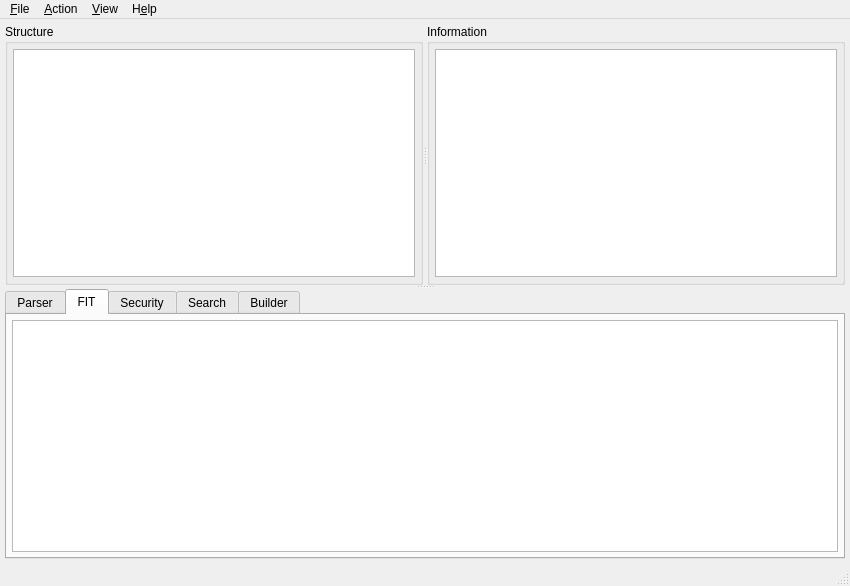
This is UEFITool/uefitool.ui in ZSKYC/UEFITool as Qt 5 draws it before an edit. The edited form follows.
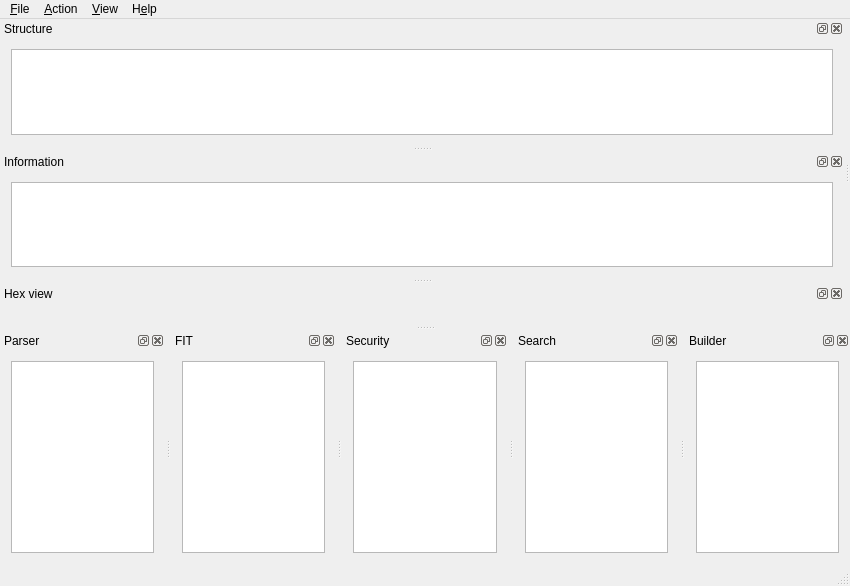
This is the edited form. The open tabs and pages were chosen to show the change.

Commit message: Refactored UI with docks, added hex view dock with header (if exists) highlighting, fixed typos "recusrively"

Patch:
```diff
--- a/UEFITool/uefitool.ui
+++ b/UEFITool/uefitool.ui
@@ -24,56 +24,45 @@
   </property>
   <widget class="QWidget" name="centralWidget">
    <property name="sizePolicy">
-    <sizepolicy hsizetype="Expanding" vsizetype="Expanding">
+    <sizepolicy hsizetype="Ignored" vsizetype="Ignored">
      <horstretch>0</horstretch>
      <verstretch>0</verstretch>
     </sizepolicy>
    </property>
-   <layout class="QHBoxLayout" name="horizontalLayout1">
-    <property name="spacing">
-     <number>0</number>
-    </property>
-    <property name="leftMargin">
-     <number>5</number>
-    </property>
-    <property name="topMargin">
-     <number>5</number>
-    </property>
-    <property name="rightMargin">
-     <number>5</number>
-    </property>
-    <property name="bottomMargin">
-     <number>5</number>
-    </property>
-    <item>
-     <widget class="QSplitter" name="messagesSplitter">
-      <property name="orientation">
-       <enum>Qt::Vertical</enum>
-      </property>
-      <widget class="QSplitter" name="infoSplitter">
-       <property name="orientation">
-        <enum>Qt::Horizontal</enum>
-       </property>
-       <widget class="QGroupBox" name="structureGroupBox">
-        <property name="title">
+   <property name="minimumSize">
+    <size>
+     <width>0</width>
+     <height>0</height>
+    </size>
+   </property>
+   <property name="maximumSize">
+    <size>
+     <width>0</width>
+     <height>16777215</height>
+    </size>
+   </property>
+   <property name="focusPolicy">
+    <enum>Qt::FocusPolicy::NoFocus</enum>
+   </property>
+  </widget>
+  <widget class="QDockWidget" name="structureTreeDock">
+   <property name="floating">
+    <bool>false</bool>
+   </property>
+   <property name="features">
+    <set>QDockWidget::DockWidgetFeature::DockWidgetClosable|QDockWidget::DockWidgetFeature::DockWidgetFloatable|QDockWidget::DockWidgetFeature::DockWidgetMovable</set>
+   </property>
+   <property name="allowedAreas">
+    <set>Qt::DockWidgetArea::LeftDockWidgetArea|Qt::DockWidgetArea::RightDockWidgetArea|Qt::DockWidgetArea::TopDockWidgetArea</set>
+   </property>
+   <property name="windowTitle">
          <string>Structure</string>
         </property>
-        <layout class="QHBoxLayout" name="horizontalLayout2">
-         <property name="spacing">
-          <number>0</number>
-         </property>
-         <property name="leftMargin">
-          <number>5</number>
-         </property>
-         <property name="topMargin">
-          <number>5</number>
-         </property>
-         <property name="rightMargin">
-          <number>5</number>
-         </property>
-         <property name="bottomMargin">
-          <number>5</number>
-         </property>
+   <attribute name="dockWidgetArea">
+    <number>1</number>
+   </attribute>
+   <widget class="QWidget" name="structureTreeWidgetContents">
+    <layout class="QVBoxLayout" name="verticalLayout">
          <item>
           <widget class="QTreeView" name="structureTreeView">
            <property name="sizePolicy">
@@ -101,26 +90,22 @@
          </item>
         </layout>
        </widget>
-       <widget class="QGroupBox" name="infoGroupBox">
-        <property name="title">
+  </widget>
+  <widget class="QDockWidget" name="infoDock">
+   <property name="features">
+    <set>QDockWidget::DockWidgetFeature::DockWidgetClosable|QDockWidget::DockWidgetFeature::DockWidgetFloatable|QDockWidget::DockWidgetFeature::DockWidgetMovable</set>
+   </property>
+   <property name="allowedAreas">
+    <set>Qt::DockWidgetArea::AllDockWidgetAreas</set>
+   </property>
+   <property name="windowTitle">
          <string>Information</string>
         </property>
-        <layout class="QHBoxLayout" name="horizontalLayout3">
-         <property name="spacing">
-          <number>0</number>
-         </property>
-         <property name="leftMargin">
-          <number>5</number>
-         </property>
-         <property name="topMargin">
-          <number>5</number>
-         </property>
-         <property name="rightMargin">
-          <number>5</number>
-         </property>
-         <property name="bottomMargin">
-          <number>5</number>
-         </property>
+   <attribute name="dockWidgetArea">
+    <number>1</number>
+   </attribute>
+   <widget class="QWidget" name="infoWidgetContents">
+    <layout class="QVBoxLayout" name="verticalLayout_2">
          <item>
           <widget class="QPlainTextEdit" name="infoEdit">
            <property name="acceptDrops">
@@ -137,33 +122,21 @@
         </layout>
        </widget>
       </widget>
-      <widget class="QTabWidget" name="messagesTabWidget">
-       <property name="enabled">
-        <bool>true</bool>
-       </property>
-       <property name="currentIndex">
-        <number>0</number>
-       </property>
-       <widget class="QWidget" name="parserTab">
-        <attribute name="title">
+  <widget class="QDockWidget" name="parserMessagesDock">
+   <property name="features">
+    <set>QDockWidget::DockWidgetFeature::DockWidgetClosable|QDockWidget::DockWidgetFeature::DockWidgetFloatable|QDockWidget::DockWidgetFeature::DockWidgetMovable</set>
+   </property>
+   <property name="allowedAreas">
+    <set>Qt::DockWidgetArea::AllDockWidgetAreas</set>
+   </property>
+   <property name="windowTitle">
          <string>Parser</string>
-        </attribute>
-        <layout class="QHBoxLayout" name="horizontalLayout4">
-         <property name="spacing">
-          <number>0</number>
-         </property>
-         <property name="leftMargin">
-          <number>5</number>
-         </property>
-         <property name="topMargin">
-          <number>5</number>
-         </property>
-         <property name="rightMargin">
-          <number>5</number>
-         </property>
-         <property name="bottomMargin">
-          <number>5</number>
-         </property>
+   </property>
+   <attribute name="dockWidgetArea">
+    <number>8</number>
+   </attribute>
+   <widget class="QWidget" name="parserMessagesWidgetContents">
+    <layout class="QVBoxLayout" name="verticalLayout_3">
          <item>
           <widget class="QListWidget" name="parserMessagesListWidget">
            <property name="mouseTracking">
@@ -173,59 +146,43 @@
          </item>
         </layout>
        </widget>
-       <widget class="QWidget" name="fitTab">
-        <attribute name="title">
+  </widget>
+  <widget class="QDockWidget" name="fitDock">
+   <property name="features">
+    <set>QDockWidget::DockWidgetFeature::DockWidgetClosable|QDockWidget::DockWidgetFeature::DockWidgetFloatable|QDockWidget::DockWidgetFeature::DockWidgetMovable</set>
+   </property>
+   <property name="allowedAreas">
+    <set>Qt::DockWidgetArea::AllDockWidgetAreas</set>
+   </property>
+   <property name="windowTitle">
          <string>FIT</string>
-        </attribute>
-        <layout class="QHBoxLayout" name="horizontalLayout5">
-         <property name="spacing">
-          <number>0</number>
-         </property>
-         <property name="leftMargin">
-          <number>5</number>
-         </property>
-         <property name="topMargin">
-          <number>5</number>
-         </property>
-         <property name="rightMargin">
-          <number>5</number>
-         </property>
-         <property name="bottomMargin">
-          <number>5</number>
-         </property>
+   </property>
+   <attribute name="dockWidgetArea">
+    <number>8</number>
+   </attribute>
+   <widget class="QWidget" name="fitWidgetContents">
+    <layout class="QVBoxLayout" name="verticalLayout_4">
          <item>
-          <widget class="QSplitter" name="splitter">
-           <property name="orientation">
-            <enum>Qt::Horizontal</enum>
-           </property>
            <widget class="QTableWidget" name="fitTableWidget"/>
-          </widget>
          </item>
         </layout>
        </widget>
-       <widget class="QWidget" name="securityTab">
-        <property name="enabled">
-         <bool>true</bool>
-        </property>
-        <attribute name="title">
+  </widget>
+  <widget class="QDockWidget" name="securityDock">
+   <property name="features">
+    <set>QDockWidget::DockWidgetFeature::DockWidgetClosable|QDockWidget::DockWidgetFeature::DockWidgetFloatable|QDockWidget::DockWidgetFeature::DockWidgetMovable</set>
+   </property>
+   <property name="allowedAreas">
+    <set>Qt::DockWidgetArea::AllDockWidgetAreas</set>
+   </property>
+   <property name="windowTitle">
          <string>Security</string>
-        </attribute>
-        <layout class="QHBoxLayout" name="horizontalLayout">
-         <property name="spacing">
-          <number>0</number>
-         </property>
-         <property name="leftMargin">
-          <number>5</number>
-         </property>
-         <property name="topMargin">
-          <number>5</number>
-         </property>
-         <property name="rightMargin">
-          <number>5</number>
-         </property>
-         <property name="bottomMargin">
-          <number>5</number>
-         </property>
+   </property>
+   <attribute name="dockWidgetArea">
+    <number>8</number>
+   </attribute>
+   <widget class="QWidget" name="securityWidgetContents">
+    <layout class="QVBoxLayout" name="verticalLayout_5">
          <item>
           <widget class="QPlainTextEdit" name="securityEdit">
            <property name="acceptDrops">
@@ -241,26 +198,22 @@
          </item>
         </layout>
        </widget>
-       <widget class="QWidget" name="finderTab">
-        <attribute name="title">
+  </widget>
+  <widget class="QDockWidget" name="finderMessagesDock">
+   <property name="features">
+    <set>QDockWidget::DockWidgetFeature::DockWidgetClosable|QDockWidget::DockWidgetFeature::DockWidgetFloatable|QDockWidget::DockWidgetFeature::DockWidgetMovable</set>
+   </property>
+   <property name="allowedAreas">
+    <set>Qt::DockWidgetArea::AllDockWidgetAreas</set>
+   </property>
+   <property name="windowTitle">
          <string>Search</string>
-        </attribute>
-        <layout class="QHBoxLayout" name="horizontalLayout6">
-         <property name="spacing">
-          <number>0</number>
-         </property>
-         <property name="leftMargin">
-          <number>5</number>
-         </property>
-         <property name="topMargin">
-          <number>5</number>
-         </property>
-         <property name="rightMargin">
-          <number>5</number>
-         </property>
-         <property name="bottomMargin">
-          <number>5</number>
-         </property>
+   </property>
+   <attribute name="dockWidgetArea">
+    <number>8</number>
+   </attribute>
+   <widget class="QWidget" name="finderMessagesWidgetContents">
+    <layout class="QVBoxLayout" name="verticalLayout_6">
          <item>
           <widget class="QListWidget" name="finderMessagesListWidget">
            <property name="mouseTracking">
@@ -270,26 +223,22 @@
          </item>
         </layout>
        </widget>
-       <widget class="QWidget" name="builderTab">
-        <attribute name="title">
+  </widget>
+  <widget class="QDockWidget" name="builderMessagesDock">
+   <property name="features">
+    <set>QDockWidget::DockWidgetFeature::DockWidgetClosable|QDockWidget::DockWidgetFeature::DockWidgetFloatable|QDockWidget::DockWidgetFeature::DockWidgetMovable</set>
+   </property>
+   <property name="allowedAreas">
+    <set>Qt::DockWidgetArea::BottomDockWidgetArea</set>
+   </property>
+   <property name="windowTitle">
          <string>Builder</string>
-        </attribute>
-        <layout class="QHBoxLayout" name="horizontalLayout7">
-         <property name="spacing">
-          <number>0</number>
-         </property>
-         <property name="leftMargin">
-          <number>5</number>
-         </property>
-         <property name="topMargin">
-          <number>5</number>
-         </property>
-         <property name="rightMargin">
-          <number>5</number>
-         </property>
-         <property name="bottomMargin">
-          <number>5</number>
-         </property>
+   </property>
+   <attribute name="dockWidgetArea">
+    <number>8</number>
+   </attribute>
+   <widget class="QWidget" name="builderMessagesWidgetContents">
+    <layout class="QVBoxLayout" name="verticalLayout_7">
          <item>
           <widget class="QListWidget" name="builderMessagesListWidget">
            <property name="mouseTracking">
@@ -300,9 +249,16 @@
         </layout>
        </widget>
       </widget>
-     </widget>
-    </item>
-   </layout>
+  <widget class="QDockWidget" name="hexViewDock">
+   <property name="windowTitle">
+    <string>Hex view</string>
+   </property>
+   <attribute name="dockWidgetArea">
+    <number>1</number>
+   </attribute>
+   <widget class="QWidget" name="hexViewWidgetContents">
+    <layout class="QVBoxLayout" name="verticalLayout_8"/>
+   </widget>
   </widget>
   <widget class="QStatusBar" name="statusBar"/>
   <widget class="QMenuBar" name="menuBar">
```
Left out of the diff: 9 changed lines with no effect on the pictures. Lines whose indentation alone changed are shown as unchanged. The commit also changes 2 other files.
